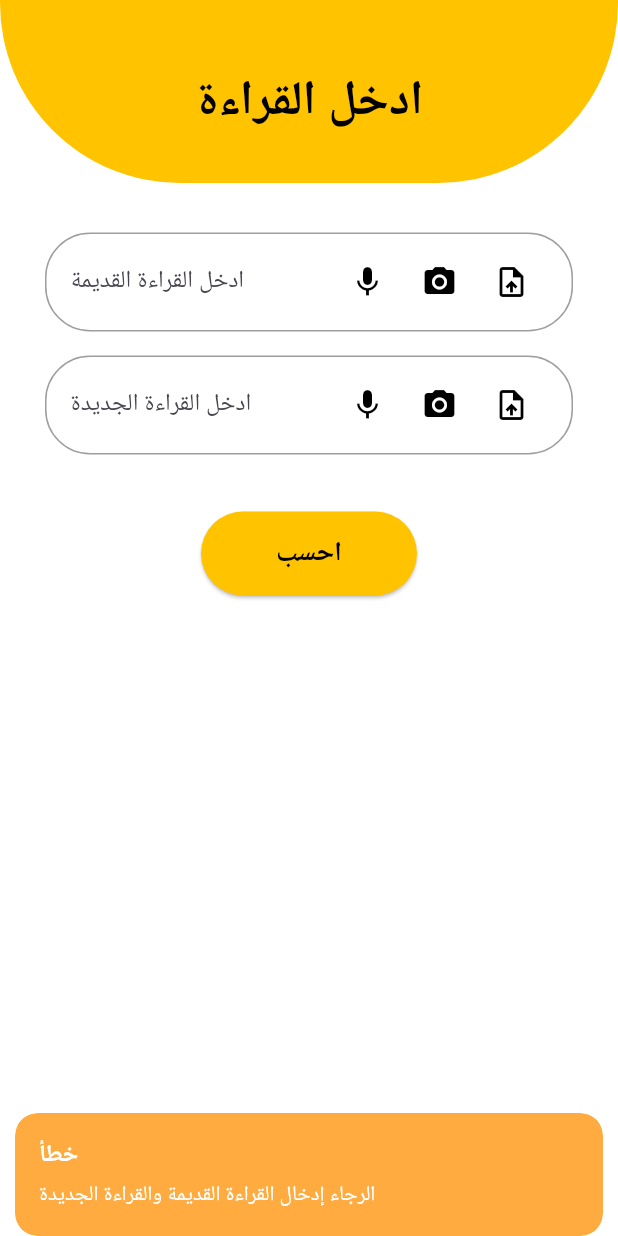
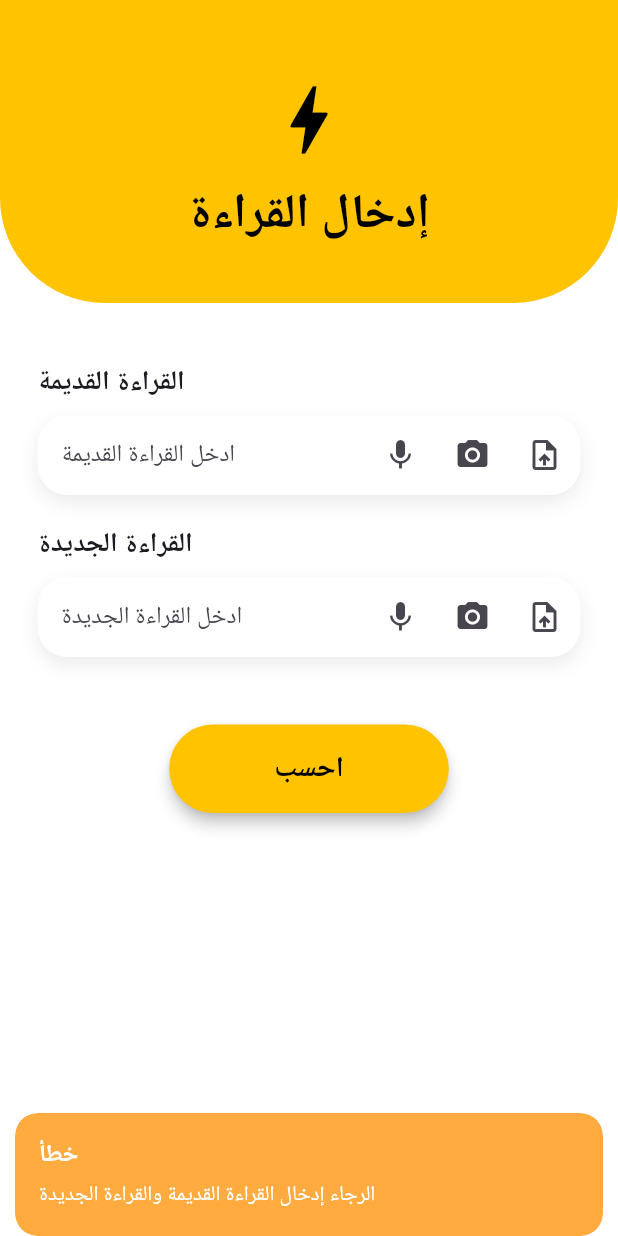
Before and after one commit to asmaa-sayed-mohammed/Graduation-Project, a Flutter app: the ReadingScreen screen opened directly, after a tap on "احسب", on a phone screen of 412 x 824 dp. Run offline on Flutter 3.47's test engine with Material 3 defaults, Android fonts, the phone set to English and light mode, and no system bars; our stand-ins replace connectivity_plus, fl_chart, flutter_onboarding_slider, get, image_picker, speech_to_text and 1 more; missing offline and left inert: google_mlkit_text_recognition; accounts and stored records are empty; statements that could not run were skipped; project files that could hold a hidden picture were left out.

Commit message:
Refactor ReadingScreen

```diff
--- a/lib/view/reading_screen.dart
+++ b/lib/view/reading_screen.dart
@@ -1,5 +1,6 @@
 import 'package:get/get.dart';
 import 'package:flutter/material.dart';
+import 'package:graduation_project/view/home_screen.dart';
 import 'package:image_picker/image_picker.dart';
 import 'package:graduation_project/core/style/colors.dart';
 import 'package:graduation_project/controllers/reading_controller.dart';
@@ -12,32 +13,31 @@ class ReadingScreen extends StatelessWidget {
   @override
   Widget build(BuildContext context) {
     return Scaffold(
-      backgroundColor: AppColor.white,
+      backgroundColor: Colors.white,
       body: SafeArea(
         child: SingleChildScrollView(
           child: Column(
             children: [
-              // Header
+              // ===================== HEADER =====================
               Container(
                 width: double.infinity,
-                padding: const EdgeInsets.symmetric(
-                  vertical: 30,
-                  horizontal: 16,
-                ),
+                padding: const EdgeInsets.symmetric(vertical: 35, horizontal: 20),
                 decoration: BoxDecoration(
-                  color: AppColor.primary_color,
+                  color: AppColor.primary_color,   // ← اللون الأساسي
                   borderRadius: const BorderRadius.only(
-                    bottomLeft: Radius.circular(120),
-                    bottomRight: Radius.circular(120),
+                    bottomLeft: Radius.circular(70),
+                    bottomRight: Radius.circular(70),
                   ),
                 ),
                 child: Column(
-                  children: [
-                    const SizedBox(height: 15),
+                  children: const [
+                    SizedBox(height: 15),
+                    Icon(Icons.bolt, size: 60, color: Colors.black),
+                    SizedBox(height: 10),
                     Text(
-                      'ادخل القراءة',
+                      'إدخال القراءة',
                       style: TextStyle(
-                        color: AppColor.black,
+                        color: Colors.black,
                         fontSize: 32,
                         fontWeight: FontWeight.bold,
                       ),
@@ -45,19 +45,31 @@ class ReadingScreen extends StatelessWidget {
                   ],
                 ),
               ),
-              const SizedBox(height: 25),
 
-              // Old Reading Field
+              const SizedBox(height: 30),
+
+              // ===================== INPUT OLD READING =====================
+              Padding(
+                padding: const EdgeInsets.symmetric(horizontal: 25, vertical: 10),
+                child: Column(
+                  crossAxisAlignment: CrossAxisAlignment.start,
+                  children: [
+                    const Text(
+                      "القراءة القديمة",
+                      style: TextStyle(fontSize: 18, fontWeight: FontWeight.bold),
+                    ),
+                    const SizedBox(height: 8),
                     Container(
-                margin: const EdgeInsets.symmetric(horizontal: 30, vertical: 8),
-                padding: const EdgeInsets.symmetric(
-                  horizontal: 16,
-                  vertical: 8,
+                      decoration: BoxDecoration(
+                        color: Colors.white,
+                        borderRadius: BorderRadius.circular(20),
+                        boxShadow: [
+                          BoxShadow(
+                            color: Colors.black.withOpacity(0.08),
+                            blurRadius: 10,
+                            offset: const Offset(0, 5),
                           ),
-                decoration: BoxDecoration(
-                  color: AppColor.white,
-                  borderRadius: BorderRadius.circular(30),
-                  border: Border.all(color: AppColor.gray),
+                        ],
                       ),
                       child: Row(
                         children: [
@@ -68,46 +80,61 @@ class ReadingScreen extends StatelessWidget {
                               keyboardType: TextInputType.number,
                               decoration: const InputDecoration(
                                 hintText: 'ادخل القراءة القديمة',
+                                contentPadding:
+                                    EdgeInsets.symmetric(horizontal: 16, vertical: 14),
                                 border: InputBorder.none,
                               ),
                               style: TextStyle(color: AppColor.black, fontSize: 16),
                             ),
                           ),
                           IconButton(
-                      onPressed: () => controller.recognizeVoice(
-                        controller.oldReadingController,
-                      ),
-                      icon: Icon(Icons.mic, color: AppColor.black),
+                            onPressed: () =>
+                                controller.recognizeVoice(controller.oldReadingController),
+                            icon: const Icon(Icons.mic),
                           ),
                           IconButton(
                             onPressed: () => controller.pickImage(
                               ImageSource.camera,
                               controller.oldReadingController,
                             ),
-                      icon: Icon(Icons.camera_alt, color: AppColor.black),
+                            icon: const Icon(Icons.camera_alt),
                           ),
                           IconButton(
                             onPressed: () => controller.pickImage(
                               ImageSource.gallery,
                               controller.oldReadingController,
                             ),
-                      icon: Icon(Icons.upload_file, color: AppColor.black),
+                            icon: const Icon(Icons.upload_file),
+                          ),
+                        ],
+                      ),
                     ),
                   ],
                 ),
               ),
 
-              // New Reading Field
+              // ===================== INPUT NEW READING =====================
+              Padding(
+                padding: const EdgeInsets.symmetric(horizontal: 25, vertical: 10),
+                child: Column(
+                  crossAxisAlignment: CrossAxisAlignment.start,
+                  children: [
+                    const Text(
+                      "القراءة الجديدة",
+                      style: TextStyle(fontSize: 18, fontWeight: FontWeight.bold),
+                    ),
+                    const SizedBox(height: 8),
                     Container(
-                margin: const EdgeInsets.symmetric(horizontal: 30, vertical: 8),
-                padding: const EdgeInsets.symmetric(
-                  horizontal: 16,
-                  vertical: 8,
+                      decoration: BoxDecoration(
+                        color: Colors.white,
+                        borderRadius: BorderRadius.circular(20),
+                        boxShadow: [
+                          BoxShadow(
+                            color: Colors.black.withOpacity(0.08),
+                            blurRadius: 10,
+                            offset: const Offset(0, 5),
                           ),
-                decoration: BoxDecoration(
-                  color: AppColor.white,
-                  borderRadius: BorderRadius.circular(30),
-                  border: Border.all(color: AppColor.gray),
+                        ],
                       ),
                       child: Row(
                         children: [
@@ -118,51 +145,54 @@ class ReadingScreen extends StatelessWidget {
                               keyboardType: TextInputType.number,
                               decoration: const InputDecoration(
                                 hintText: 'ادخل القراءة الجديدة',
+                                contentPadding:
+                                    EdgeInsets.symmetric(horizontal: 16, vertical: 14),
                                 border: InputBorder.none,
                               ),
                               style: TextStyle(color: AppColor.black, fontSize: 16),
                             ),
                           ),
                           IconButton(
-                      onPressed: () => controller.recognizeVoice(
-                        controller.newReadingController,
-                      ),
-                      icon: Icon(Icons.mic, color: AppColor.black),
+                            onPressed: () =>
+                                controller.recognizeVoice(controller.newReadingController),
+                            icon: const Icon(Icons.mic),
                           ),
                           IconButton(
                             onPressed: () => controller.pickImage(
                               ImageSource.camera,
                               controller.newReadingController,
                             ),
-                      icon: Icon(Icons.camera_alt, color: AppColor.black),
+                            icon: const Icon(Icons.camera_alt),
                           ),
                           IconButton(
                             onPressed: () => controller.pickImage(
                               ImageSource.gallery,
                               controller.newReadingController,
                             ),
-                      icon: Icon(Icons.upload_file, color: AppColor.black),
+                            icon: const Icon(Icons.upload_file),
+                          ),
+                        ],
+                      ),
                     ),
                   ],
                 ),
               ),
 
-              const SizedBox(height: 30),
+              const SizedBox(height: 35),
 
-              // Calculate Button
+              // ===================== BUTTON =====================
               ElevatedButton(
                 style: ElevatedButton.styleFrom(
                   backgroundColor: AppColor.primary_color,
-                  padding: const EdgeInsets.symmetric(
-                    horizontal: 50,
-                    vertical: 15,
-                  ),
+                  padding: const EdgeInsets.symmetric(horizontal: 70, vertical: 16),
                   shape: RoundedRectangleBorder(
                     borderRadius: BorderRadius.circular(30),
                   ),
+                  elevation: 4,
                 ),
                 onPressed: () {
                   final result = controller.calculateManualResult();
+
                   if (result['error'] == true) {
                     Get.snackbar(
                       'خطأ',
@@ -172,26 +202,26 @@ class ReadingScreen extends StatelessWidget {
                       colorText: Colors.white,
                     );
                   } else {
-                    Get.snackbar(
-                      'تم الحساب',
-                      'الاستهلاك: ${result['consumption']} kWh\nالسعر: ${result['totalPrice']} جنيه',
-                      snackPosition: SnackPosition.BOTTOM,
-                      backgroundColor: Colors.green,
-                      colorText: Colors.white,
+                    final usage = result['consumption'];
+                    final price = result['totalPrice'];
+
+                    Get.off(
+                      () => HomeScreen(),
+                      arguments: {'usage': usage, 'price': price},
                     );
                   }
                 },
-                child: Text(
+                child: const Text(
                   'احسب',
                   style: TextStyle(
-                    color: AppColor.black,
-                    fontSize: 18,
+                    color: Colors.black,
+                    fontSize: 19,
                     fontWeight: FontWeight.bold,
                   ),
                 ),
               ),
 
-              const SizedBox(height: 30),
+              const SizedBox(height: 40),
             ],
           ),
         ),
```
Lines whose indentation alone changed are shown as unchanged.
